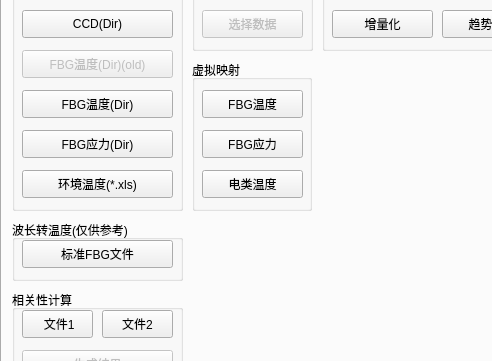
This is mainwindow.ui in jiangfangzheng/JfzDataLab as Qt 5 draws it before an edit; both pictures show x 0 to 492 and y 96 to 457 of the 1000 by 600 pixel window. The edited form follows.
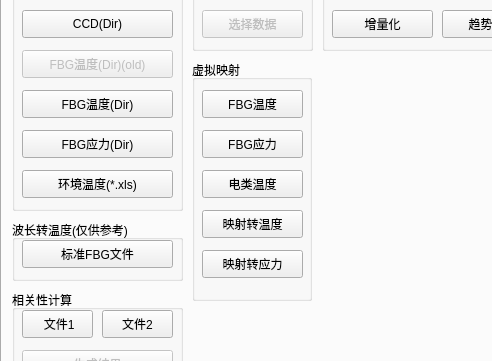
This is the edited form. Custom widgets are drawn as their Qt base class.

Commit message: 应力处理完善

```diff
--- a/mainwindow.ui
+++ b/mainwindow.ui
@@ -474,7 +474,7 @@
         <x>190</x>
         <y>130</y>
         <width>120</width>
-        <height>151</height>
+        <height>241</height>
        </rect>
       </property>
       <property name="title">
@@ -519,6 +519,32 @@
         <string>电类温度</string>
        </property>
       </widget>
+      <widget class="QPushButton" name="pushButton_VirtualFBGtoTEMP">
+       <property name="geometry">
+        <rect>
+         <x>10</x>
+         <y>150</y>
+         <width>101</width>
+         <height>28</height>
+        </rect>
+       </property>
+       <property name="text">
+        <string>映射转温度</string>
+       </property>
+      </widget>
+      <widget class="QPushButton" name="pushButton_VirtualFBGtoSTRESS">
+       <property name="geometry">
+        <rect>
+         <x>10</x>
+         <y>190</y>
+         <width>101</width>
+         <height>28</height>
+        </rect>
+       </property>
+       <property name="text">
+        <string>映射转应力</string>
+       </property>
+      </widget>
      </widget>
     </widget>
     <widget class="QWidget" name="tab">
```
The commit also changes 3 other files.
